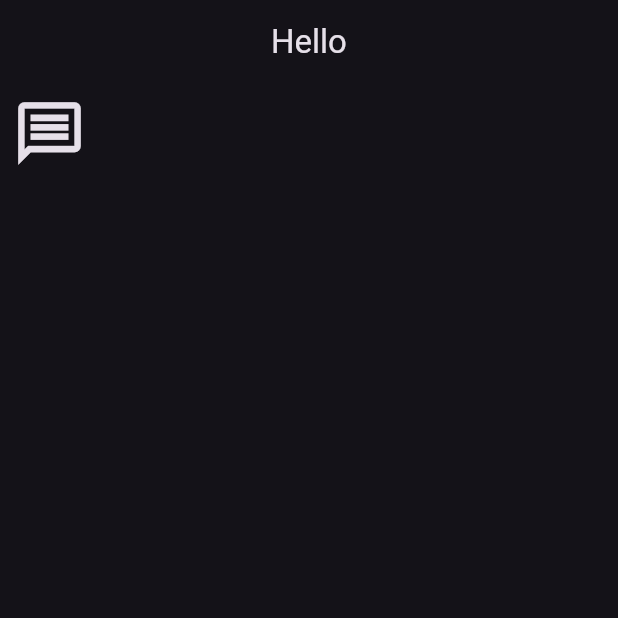
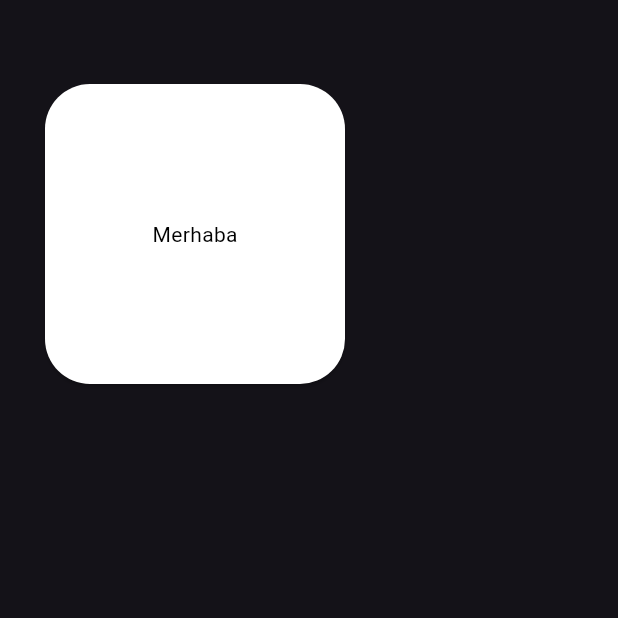
Before and after one commit to AzizeDirilik/Flutter-Full-Learn, a Flutter app: the screen it shows after launch, on a phone screen of 412 x 824 dp, the top half of it. Run offline on Flutter 3.47's test engine with Material 3 defaults, Android fonts, the light colour scheme and no system bars.

Commit message:
Stateless widget, padding, card

```diff
--- /dev/null
+++ b/lib/101/card_learn.dart
@@ -0,0 +1,45 @@
+import 'package:flutter/material.dart';
+
+class CardLearn extends StatelessWidget {
+  const CardLearn({super.key});
+
+  @override
+  Widget build(BuildContext context) {
+    return Scaffold(
+      appBar: AppBar(),
+      body: const Column(
+        children: [
+          _CardCustom(
+            child: SizedBox(
+              height: 200,
+              width: 200,
+              child: Center(
+                  child:
+                      Text('Merhaba', style: TextStyle(color: Colors.black))),
+            ),
+          )
+        ],
+      ),
+    );
+  }
+}
+
+class _CardCustom extends StatelessWidget {
+  final Widget child;
+  //static final  cardShape = RoundedRectangleBorder(borderRadius: BorderRadius.circular(20));
+
+  const _CardCustom({super.key, required this.child});
+  @override
+  Widget build(BuildContext context) {
+    return Card(
+      margin: CardMargin.cardMargin,
+      //shape: cardShape,
+      child: child,
+    );
+  }
+}
+
+class CardMargin {
+  static const cardMargin = EdgeInsets.symmetric(horizontal: 30);
+  //static final  cardShape = RoundedRectangleBorder(borderRadius: BorderRadius.circular(20));
+}
--- a/lib/101/icon_learn.dart
+++ b/lib/101/icon_learn.dart
@@ -1,7 +1,7 @@
 import 'package:flutter/material.dart';
 
 class IconLearnView extends StatelessWidget {
- const  IconLearnView({super.key});
+  const IconLearnView({super.key});
 
   @override
   Widget build(BuildContext context) {
@@ -19,6 +19,7 @@ class IconLearnView extends StatelessWidget {
     );
   }
 }
-class IconSizes{
+
+class IconSizes {
   static double iconSmall = 50;
 }
--- a/lib/main.dart
+++ b/lib/main.dart
@@ -1,6 +1,6 @@
 import 'package:flutter/material.dart';
 import 'package:flutter/services.dart';
-import 'package:flutter_101/101/icon_learn.dart';
+import 'package:flutter_101/101/card_learn.dart';
 
 void main() {
   runApp(const MyApp());
@@ -16,13 +16,15 @@
       title: 'Flutter Demo',
       debugShowCheckedModeBanner: false,
       theme: ThemeData.dark().copyWith(
+        cardTheme: CardTheme(color: Colors.white, shape: RoundedRectangleBorder(borderRadius: BorderRadius.circular(30))),
           appBarTheme: const AppBarTheme(
         backgroundColor: Colors.transparent,
         centerTitle: true,
         elevation: 0,
         systemOverlayStyle: SystemUiOverlayStyle.light,
       )),
-      home: const IconLearnView(),
+      home: const CardLearn(),
+
     );
   }
 }
```
Also changed, not shown: lib/101/padding_learn.dart (added, +29 -0 lines), lib/101/stateless_learn.dart (added, +47 -0 lines).
